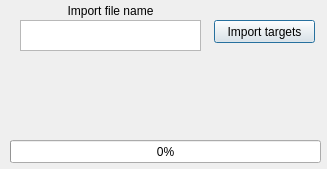
This is _internal/pss-ttt-importdialog.ui in arraken/pss-ttt as Qt 5 draws it before an edit. The edited form follows.
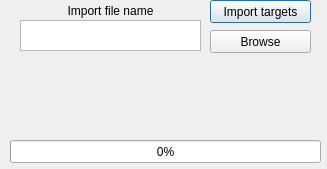
This is the edited form.

```diff
--- a/_internal/pss-ttt-importdialog.ui
+++ b/_internal/pss-ttt-importdialog.ui
@@ -58,8 +58,8 @@
   <widget class="QPushButton" name="importTargetsButton">
    <property name="geometry">
     <rect>
-     <x>214</x>
-     <y>20</y>
+     <x>210</x>
+     <y>0</y>
      <width>101</width>
      <height>23</height>
     </rect>
@@ -81,6 +81,19 @@
     <number>0</number>
    </property>
   </widget>
+  <widget class="QPushButton" name="importBrowse">
+   <property name="geometry">
+    <rect>
+     <x>210</x>
+     <y>30</y>
+     <width>101</width>
+     <height>23</height>
+    </rect>
+   </property>
+   <property name="text">
+    <string>Browse</string>
+   </property>
+  </widget>
  </widget>
  <resources/>
  <connections/>
```
